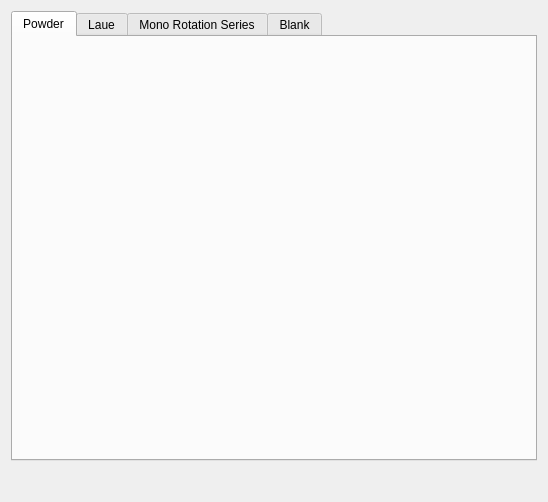
Old version of the form hexrd/ui/resources/ui/overlay_editor.ui in the repository HEXRD/hexrdgui.
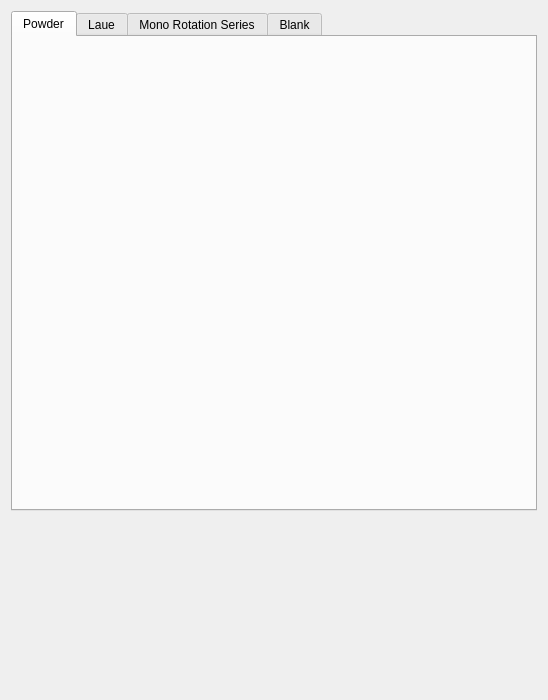
New version of the form.

Commit message:
Add slider widgets for Laue position/orientation interaction
* Increase tab widget height
* Add min height to stretch matrix in crystal calibration widget

```diff
--- a/hexrd/ui/resources/ui/overlay_editor.ui
+++ b/hexrd/ui/resources/ui/overlay_editor.ui
@@ -7,7 +7,7 @@
     <x>0</x>
     <y>0</y>
     <width>548</width>
-    <height>502</height>
+    <height>700</height>
    </rect>
   </property>
   <property name="minimumSize">
@@ -29,7 +29,7 @@
      <property name="minimumSize">
       <size>
        <width>0</width>
-       <height>450</height>
+       <height>500</height>
       </size>
      </property>
      <property name="currentIndex">
```
The commit also changes 1 other file.
